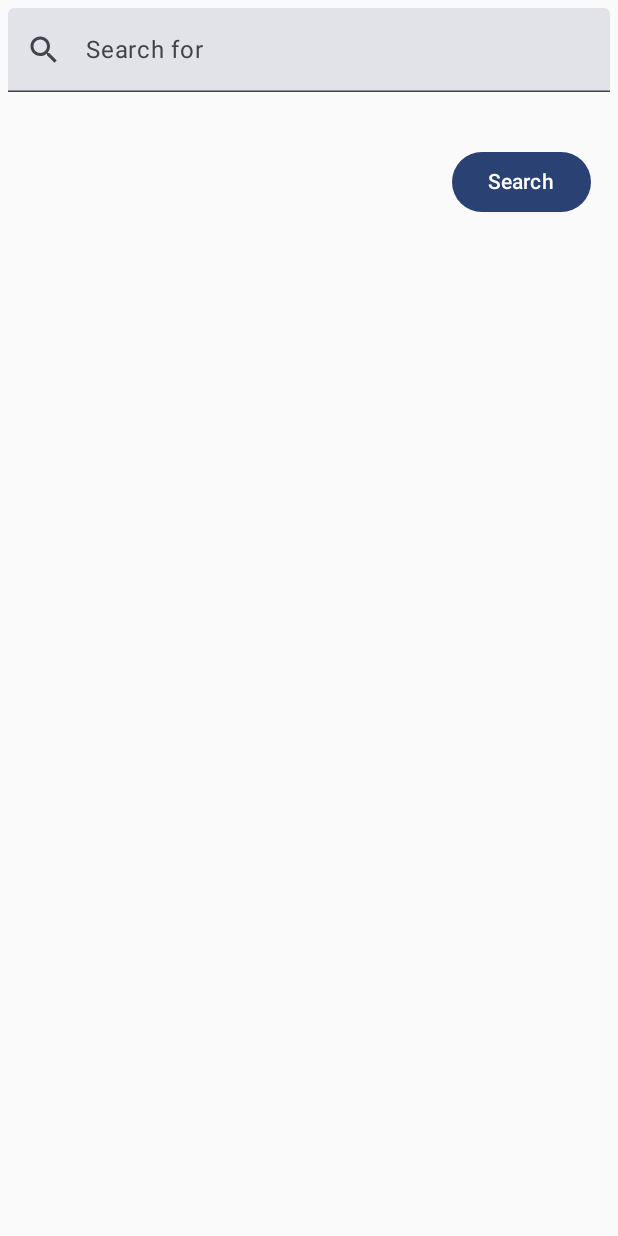
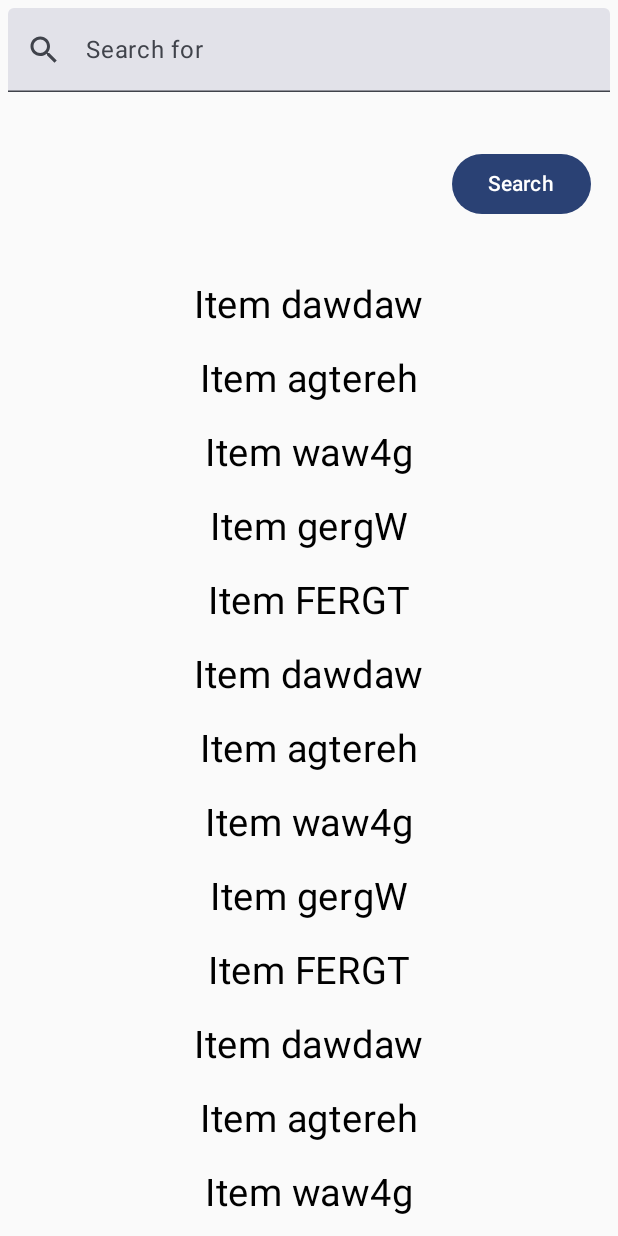
Before and after one commit to ReplayBackIH/PicFinderApp, an Android app built with Jetpack Compose: the screen it shows after launch (MainActivity), on a phone screen of 412 x 824 dp. Run offline under Robolectric (Android 15) with nearby library versions, the phone set to English and light mode, and no system bars.

Commit message:
Retrofit
Retrofit and LazyColumn added

```diff
--- a/app/build.gradle.kts
+++ b/app/build.gradle.kts
@@ -55,6 +55,10 @@ dependencies {
     implementation("androidx.navigation:navigation-compose:2.7.7")
     //Extended icons
     implementation("androidx.compose.material:material-icons-extended:1.6.7")
+    //Retrofit2 for Api calls
+    implementation ("com.squareup.retrofit2:retrofit:2.9.0")
+    //Converter
+    implementation ("com.squareup.retrofit2:converter-gson:2.9.0")
 
     implementation("androidx.core:core-ktx:1.13.1")
     implementation("androidx.lifecycle:lifecycle-runtime-ktx:2.8.0")
--- a/app/src/main/AndroidManifest.xml
+++ b/app/src/main/AndroidManifest.xml
@@ -1,6 +1,8 @@
 <?xml version="1.0" encoding="utf-8"?>
 <manifest xmlns:android="http://schemas.android.com/apk/res/android"
     xmlns:tools="http://schemas.android.com/tools">
+
+    <uses-permission android:name="android.permission.INTERNET"/>
 
     <application
         android:allowBackup="true"
--- /dev/null
+++ b/app/src/main/java/com/example/picfinder/data/Images.kt
@@ -0,0 +1,5 @@
+package com.example.picfinder.data
+
+data class Images(
+    val apiResponse : List<SingleImage>
+)
--- a/app/src/main/java/com/example/picfinder/screens/MainScreen.kt
+++ b/app/src/main/java/com/example/picfinder/screens/MainScreen.kt
@@ -2,10 +2,14 @@ package com.example.picfinder.screens
 
 import androidx.compose.foundation.layout.Arrangement
 import androidx.compose.foundation.layout.Column
+import androidx.compose.foundation.layout.Row
 import androidx.compose.foundation.layout.Spacer
+import androidx.compose.foundation.layout.fillMaxSize
 import androidx.compose.foundation.layout.fillMaxWidth
 import androidx.compose.foundation.layout.padding
 import androidx.compose.foundation.layout.size
+import androidx.compose.foundation.lazy.LazyColumn
+import androidx.compose.foundation.lazy.itemsIndexed
 import androidx.compose.foundation.text.KeyboardActions
 import androidx.compose.material3.Button
 import androidx.compose.material3.Icon
@@ -22,6 +26,7 @@ import androidx.compose.ui.Alignment
 import androidx.compose.ui.Modifier
 import androidx.compose.ui.res.painterResource
 import androidx.compose.ui.unit.dp
+import androidx.compose.ui.unit.sp
 import androidx.navigation.NavController
 import com.example.picfinder.R
 import com.example.picfinder.ui.theme.PicFinderTypography
@@ -36,12 +41,11 @@ fun MainScreen(navController: NavController) {
     Column(
         modifier = Modifier.fillMaxWidth(),
         verticalArrangement = Arrangement.Center,
-        horizontalAlignment = Alignment.End
+        horizontalAlignment = Alignment.CenterHorizontally
     ) {
         TextField(modifier = Modifier
             .fillMaxWidth()
             .padding(5.dp),
-            singleLine = true,
             value = textFieldText.value,
             onValueChange = { userInput ->
                 textFieldText.value = userInput
@@ -55,6 +59,7 @@ fun MainScreen(navController: NavController) {
                     contentDescription = "search_icon"
                 )
             },
+            singleLine = true,
             keyboardActions = KeyboardActions(
                 onNext = {
                     /*TODO*/
@@ -63,12 +68,12 @@ fun MainScreen(navController: NavController) {
         )
         Spacer(
             modifier = Modifier
-                .padding(15.dp)
+                .padding(16.dp)
         )
-        Column(
-            modifier = Modifier,
-            horizontalAlignment = Alignment.End,
-            verticalArrangement = Arrangement.Center
+
+        Row(
+            modifier = Modifier.fillMaxWidth(),
+            horizontalArrangement = Arrangement.End
         ) {
             Button(modifier = Modifier
                 .padding(end = 18.dp),
@@ -80,6 +85,46 @@ fun MainScreen(navController: NavController) {
                 )
             }
         }
+        Spacer(
+            modifier = Modifier
+                .padding(16.dp)
+        )
+
+        LazyColumn(
+            modifier = Modifier.fillMaxSize(),
+            horizontalAlignment = Alignment.CenterHorizontally
+        ) {
+            itemsIndexed(
+                listOf(
+                    //temp
+                    "dawdaw",
+                    "agtereh",
+                    "waw4g",
+                    "gergW",
+                    "FERGT",
+                    "dawdaw",
+                    "agtereh",
+                    "waw4g",
+                    "gergW",
+                    "FERGT",
+                    "dawdaw",
+                    "agtereh",
+                    "waw4g",
+                    "gergW",
+                    "FERGT",
+                    "dawdaw",
+                    "agtereh",
+                    "waw4g",
+                    "gergW",
+                    "FERGT",
+                )
+            ) { _, item ->
+                Text(
+                    text = "Item $item",
+                    modifier = Modifier.padding(10.dp),
+                    fontSize = 25.sp
+                )
+            }
+        }
     }
-
 }
--- a/app/src/main/java/com/example/picfinder/ui/theme/Theme.kt
+++ b/app/src/main/java/com/example/picfinder/ui/theme/Theme.kt
@@ -109,7 +109,7 @@ fun PicFinderTheme(
         else -> lightScheme
     }
 
-    //Add status bar color from chosen color theme
+    // Add status bar color from chosen color theme
     val view = LocalView.current
     if (!view.isInEditMode) {
         SideEffect {
```
Also changed, not shown: app/src/main/java/com/example/picfinder/data/ImagesApi.kt (added, +27 -0 lines), app/src/main/java/com/example/picfinder/data/SingleImage.kt (added, +11 -0 lines).
